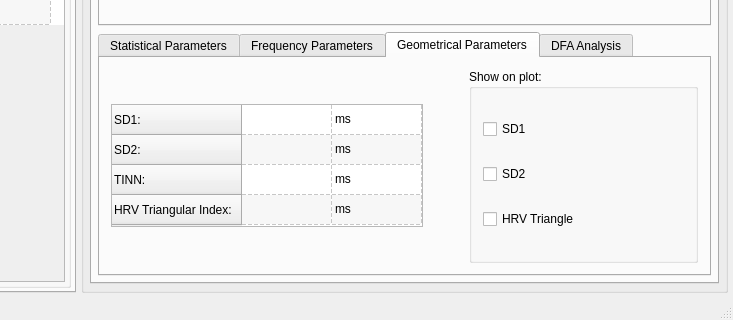
This is ecganalyzer.ui in mateuszbaran/ECG-analyzer as Qt 5 draws it before an edit; both pictures show x 189 to 922 and y 297 to 617 of the 922 by 617 pixel window. The edited form follows.
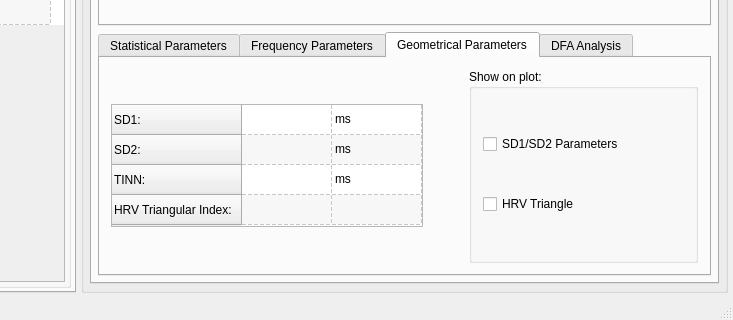
This is the edited form. The open tabs and pages were chosen to show the change. Icons and pictures are not drawn. Custom widgets are drawn as their Qt base class.

Commit message: * (~) Parameters GUI SD1/SD1 merged

Patch:
```diff
--- a/ecganalyzer.ui
+++ b/ecganalyzer.ui
@@ -1366,7 +1366,7 @@
                  </item>
                  <item row="3" column="1">
                   <property name="text">
-                   <string>ms</string>
+                   <string/>
                   </property>
                  </item>
                 </widget>
@@ -1405,20 +1405,7 @@
                      </sizepolicy>
                     </property>
                     <property name="text">
-                     <string>SD1</string>
-                    </property>
-                   </widget>
-                  </item>
-                  <item>
-                   <widget class="QCheckBox" name="checkBoxShowOnPlotSD2">
-                    <property name="sizePolicy">
-                     <sizepolicy hsizetype="Minimum" vsizetype="Fixed">
-                      <horstretch>0</horstretch>
-                      <verstretch>0</verstretch>
-                     </sizepolicy>
-                    </property>
-                    <property name="text">
-                     <string>SD2</string>
+                     <string>SD1/SD2 Parameters</string>
                     </property>
                    </widget>
                   </item>
```
Left out of the diff: 8 changed lines with no effect on the pictures.
